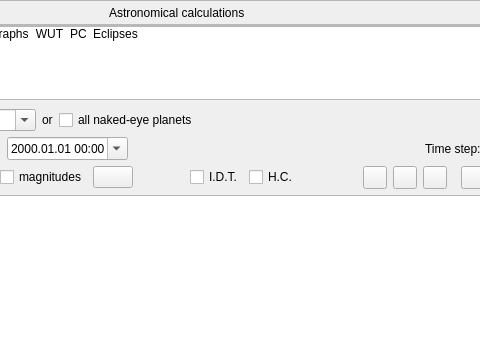
Old version of the form src/gui/astroCalcDialog.ui in the repository Stellarium/stellarium; both pictures show x 236 to 716 and y 0 to 337 of the 851 by 467 pixel window.
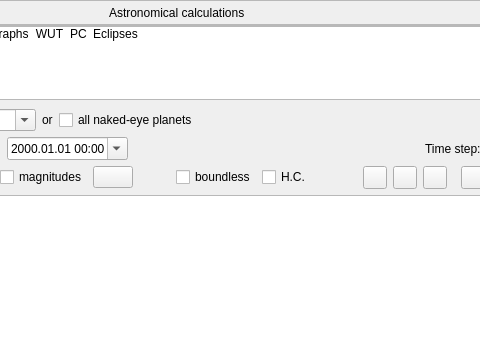
New version of the form. The open tabs and pages were chosen to show the change. Icons and pictures are not drawn. Custom widgets are drawn as their Qt base class.

Commit message: Better button labels

The edit to the form file:
```diff
--- a/src/gui/astroCalcDialog.ui
+++ b/src/gui/astroCalcDialog.ui
@@ -730,7 +730,7 @@
                <string>Allow results outside recommended range of orbital elements</string>
               </property>
               <property name="text">
-               <string comment="Ignore date test">I.D.T.</string>
+               <string comment="Ignore date test">boundless</string>
               </property>
              </widget>
             </item>
```
Left out of the diff: 2 changed lines with no effect on the pictures.
